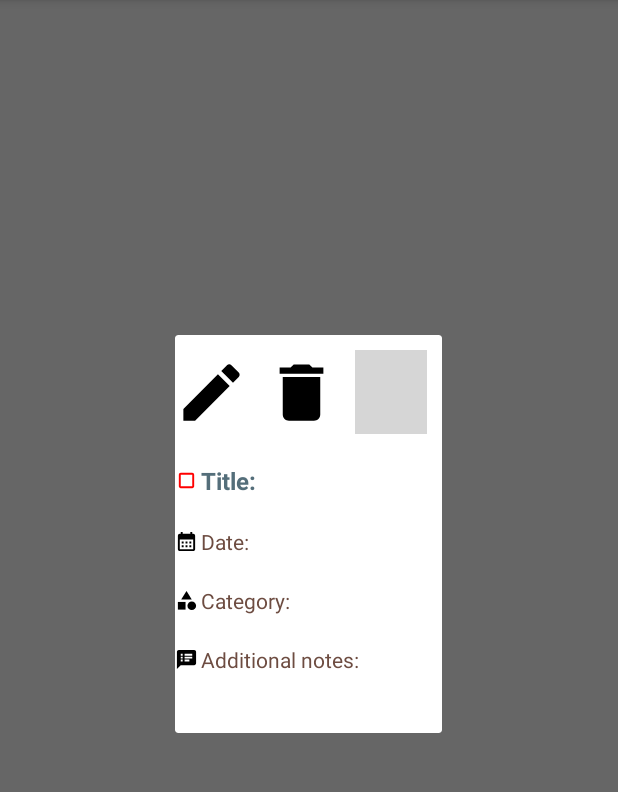
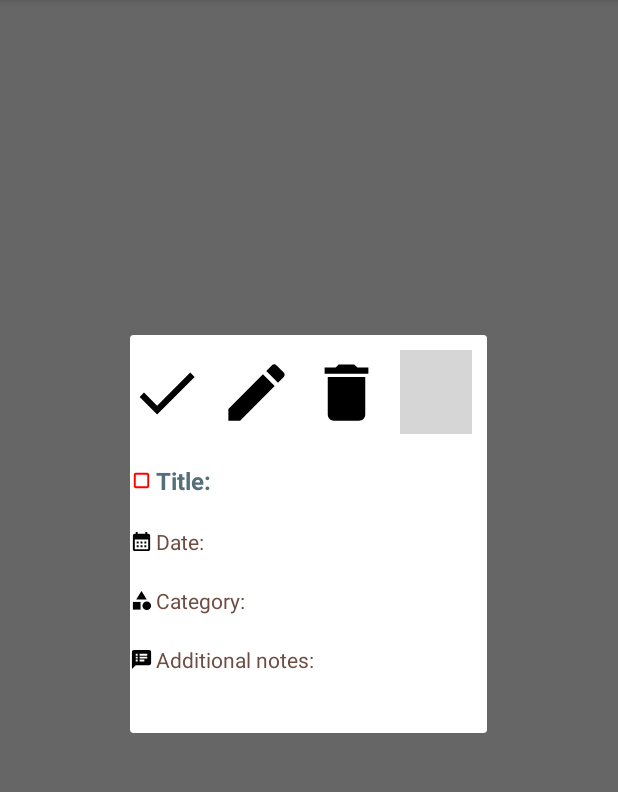
Before and after one commit to To-Doodle/To-Doodle, an Android app: the fragment TaskDialogFragment shown on its own in the app's theme, on a phone screen of 412 x 824 dp, the part 84-876 px from its top. Run offline under Robolectric (Android 15) with nearby library versions, the light colour scheme and no system bars; grey boxes are pictures that could not be loaded.

Commit message:
Add task approval into dialog

```diff
--- a/app/build.gradle
+++ b/app/build.gradle
@@ -37,7 +37,7 @@ android {
 }
 
 dependencies {
-    implementation 'com.google.firebase:firebase-common-ktx:20.0.0'
+
     def roomVersion = "2.4.2"
 
     implementation 'androidx.core:core-ktx:1.7.0'
@@ -68,6 +68,7 @@ dependencies {
     // Declare the dependency for the Realtime Database library
     // When using the BoM, you don't specify versions in Firebase library dependencies
     implementation 'com.google.firebase:firebase-database-ktx'
+
     // JSON parser
     implementation 'com.google.code.gson:gson:2.9.0'
 }
--- a/app/src/main/java/ca/uwaterloo/cs/todoodle/ui/pending/PendingFragment.kt
+++ b/app/src/main/java/ca/uwaterloo/cs/todoodle/ui/pending/PendingFragment.kt
@@ -42,6 +42,10 @@ class PendingFragment : Fragment() {
         savedInstanceState: Bundle?
     ): View {
 
+        // Initialize pending ViewModel for the adapter
+        val pendingViewModel = PendingViewModel(activity!!.application)
+        val taskDao = pendingViewModel.getTaskDao()
+
         titlesList.clear()
         deadlinesList.clear()
         categoryList.clear()
@@ -58,7 +62,7 @@ class PendingFragment : Fragment() {
                 addToList(task!!.taskName!!, task!!.deadline!!, task!!.category!!, task!!.notes!!)
             }
             binding.recyclerView.adapter =
-                RecycleViewAdapter(titlesList, deadlinesList, categoryList, notesList)
+                RecycleViewAdapter(titlesList, deadlinesList, categoryList, notesList, taskDao)
         }
 
         _binding = FragmentTodoBinding.inflate(inflater, container, false)
--- a/app/src/main/res/layout/task_dialog.xml
+++ b/app/src/main/res/layout/task_dialog.xml
@@ -46,6 +46,20 @@
         android:src="@drawable/ic_create"
         android:layout_marginEnd="130dp"
         android:layout_marginTop="10dp"
+        app:layout_constraintRight_toRightOf="parent"
+        app:layout_constraintTop_toTopOf="parent" />
+
+    <ImageButton
+        android:id="@+id/doneButton"
+        android:layout_width="48dp"
+        android:layout_height="56dp"
+        android:layout_centerHorizontal="true"
+        android:layout_centerVertical="true"
+        android:layout_marginTop="10dp"
+        android:layout_marginRight="190dp"
+        android:background="#0000"
+        android:contentDescription="@string/action_sign_in"
+        android:src="@drawable/ic_done"
         app:layout_constraintRight_toRightOf="parent"
         app:layout_constraintTop_toTopOf="parent" />
 
```
Also changed, not shown: app/src/main/java/ca/uwaterloo/cs/todoodle/RecycleViewAdapter.kt (+22 -4 lines), app/src/main/java/ca/uwaterloo/cs/todoodle/ui/pending/PendingViewModel.kt (added, +23 -0 lines).
